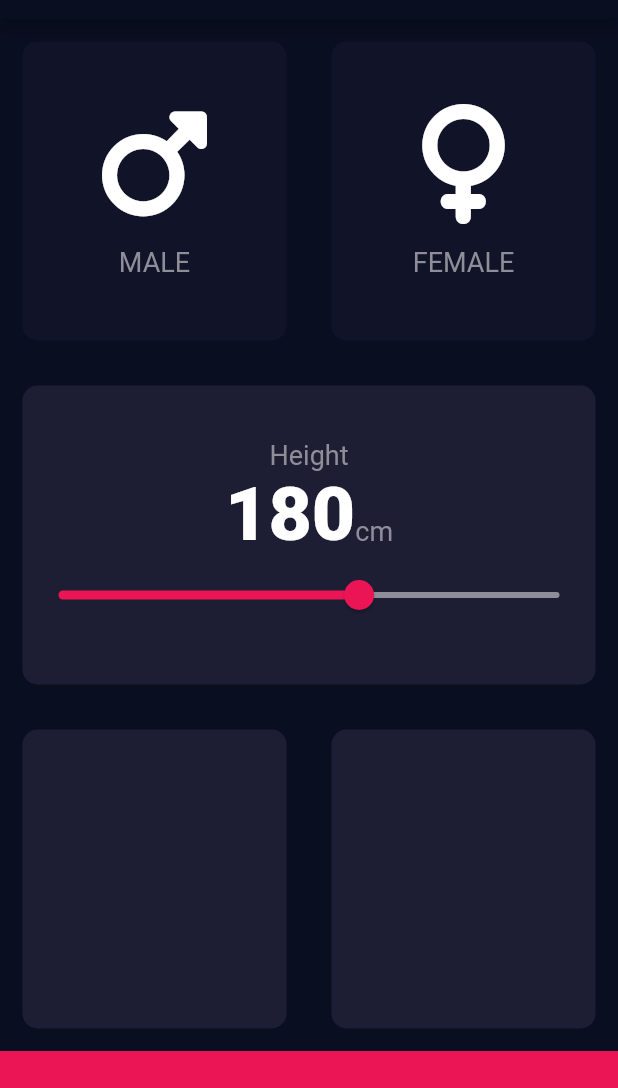
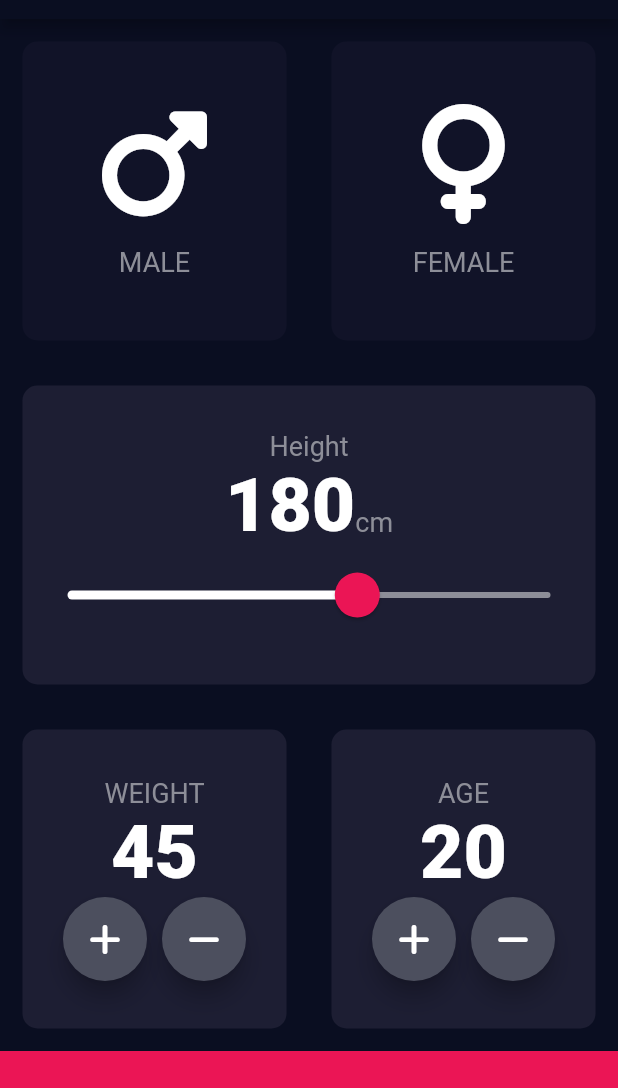
Before and after one commit to AdharshReghu/BMI-CALCULATOR, a Flutter app: the screen it shows after launch, on a phone screen of 412 x 824 dp, the part 65-1153 px from its top. Run offline on Flutter 3.47's test engine with Material 2 defaults, Android fonts, the phone set to English and light mode, and no system bars; our stand-ins replace font_awesome_flutter.

Commit message:
(last row values added, wight and age )

```diff
--- a/lib/input_page.dart
+++ b/lib/input_page.dart
@@ -7,6 +7,8 @@ import 'constants.dart';
 enum GenderType { male, female }
 
 int height = 180;
+int weight = 45;
+int age = 20;
 
 class InputPage extends StatefulWidget {
   @override
@@ -90,17 +92,26 @@ class _InputPageState extends State<InputPage> {
                       )
                     ],
                   ),
-                  Slider(
+                  SliderTheme(
+                    data: SliderTheme.of(context).copyWith(
+                        activeTrackColor: Colors.white,
+                        thumbColor: const Color(0xffEB1555),
+                        overlayColor: const Color(0x29EB1555),
+                        thumbShape:
+                            RoundSliderThumbShape(enabledThumbRadius: 15.0),
+                        overlayShape:
+                            RoundSliderThumbShape(enabledThumbRadius: 30.0)),
+                    child: Slider(
                       value: height.toDouble(),
                       min: 120,
                       max: 220,
-                    activeColor: Color(0xFFEB1555),
                       inactiveColor: Color(0xFF8D8E98),
                       onChanged: (double newvalue) {
                         setState(() {
                           height = newvalue.toInt();
                         });
                       },
+                    ),
                   )
                 ],
               ),
@@ -113,7 +124,53 @@ class _InputPageState extends State<InputPage> {
                 Expanded(
                   child: ReusableCard(
                     cardChild: Column(
-                      children: const [],
+                      mainAxisAlignment: MainAxisAlignment.center,
+                      children: [
+                        Text(
+                          "WEIGHT",
+                          style: kLabeltextstyle,
+                        ),
+                        Text(
+                          weight.toString(),
+                          style: kBigNumbers,
+                        ),
+                        Row(
+                          mainAxisAlignment: MainAxisAlignment.center,
+                          children: [
+                            FloatingActionButton(
+                              onPressed: () {
+                                setState(() {
+                                  weight++;
+                                });
+                              },
+                              child: Icon(
+                                FontAwesomeIcons.plus,
+                                color: Colors.white,
+                              ),
+                              backgroundColor: Color(
+                                0xFF4C4F5E,
+                              ),
+                            ),
+                            const SizedBox(
+                              width: 10.0,
+                            ),
+                            FloatingActionButton(
+                              onPressed: () {
+                                setState(() {
+                                  weight--;
+                                });
+                              },
+                              backgroundColor: Color(
+                                0xFF4C4F5E,
+                              ),
+                              child: Icon(
+                                FontAwesomeIcons.minus,
+                                color: Colors.white,
+                              ),
+                            )
+                          ],
+                        )
+                      ],
                     ),
                     colour: kActivecardcolor,
                   ),
@@ -121,7 +178,53 @@ class _InputPageState extends State<InputPage> {
                 Expanded(
                   child: ReusableCard(
                     cardChild: Column(
-                      children: const [],
+                      mainAxisAlignment: MainAxisAlignment.center,
+                      children: [
+                        Text(
+                          "AGE",
+                          style: kLabeltextstyle,
+                        ),
+                        Text(
+                          age.toString(),
+                          style: kBigNumbers,
+                        ),
+                        Row(
+                          mainAxisAlignment: MainAxisAlignment.center,
+                          children: [
+                            FloatingActionButton(
+                              child: Icon(
+                                FontAwesomeIcons.plus,
+                                color: Colors.white,
+                              ),
+                              onPressed: () {
+                                setState(() {
+                                  age++;
+                                });
+                              },
+                              backgroundColor: Color(
+                                0xFF4C4F5E,
+                              ),
+                            ),
+                            SizedBox(
+                              width: 10.0,
+                            ),
+                            FloatingActionButton(
+                              onPressed: () {
+                                setState(() {
+                                  age++;
+                                });
+                              },
+                              backgroundColor: Color(
+                                0xFF4C4F5E,
+                              ),
+                              child: Icon(
+                                FontAwesomeIcons.minus,
+                                color: Colors.white,
+                              ),
+                            )
+                          ],
+                        )
+                      ],
                     ),
                     colour: kActivecardcolor,
                   ),
```
Lines whose indentation alone changed are shown as unchanged.
